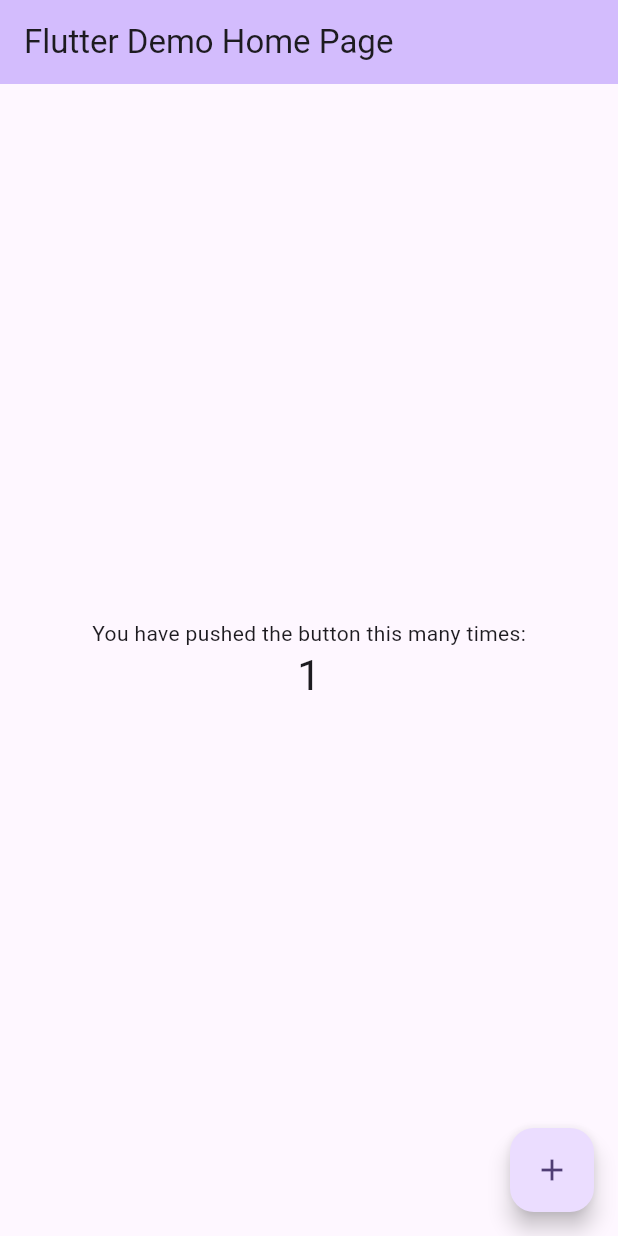
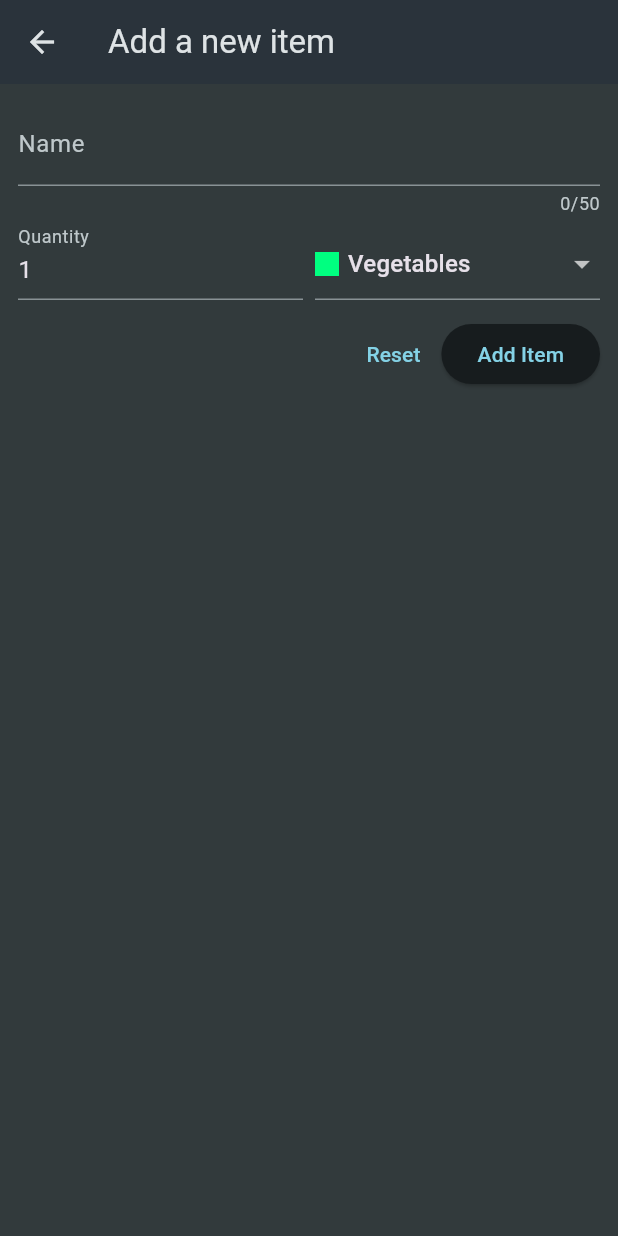
Before and after one commit to JuhaszIstvanT/ShoppingList, a Flutter app: the screen it shows after launch, after a tap on the "add" icon, on a phone screen of 412 x 824 dp. Run offline on Flutter 3.47's test engine with Material 3 defaults, Android fonts, the phone set to English and light mode, and no system bars.

Commit message:
added forms and validation

```diff
--- /dev/null
+++ b/lib/data/categories.dart
@@ -0,0 +1,46 @@
+import 'package:flutter/material.dart';
+
+import 'package:shopping_list/models/category.dart';
+
+const categories = {
+  Categories.vegetables: Category(
+    'Vegetables',
+    Color.fromARGB(255, 0, 255, 128),
+  ),
+  Categories.fruit: Category(
+    'Fruit',
+    Color.fromARGB(255, 145, 255, 0),
+  ),
+  Categories.meat: Category(
+    'Meat',
+    Color.fromARGB(255, 255, 102, 0),
+  ),
+  Categories.dairy: Category(
+    'Dairy',
+    Color.fromARGB(255, 0, 208, 255),
+  ),
+  Categories.carbs: Category(
+    'Carbs',
+    Color.fromARGB(255, 0, 60, 255),
+  ),
+  Categories.sweets: Category(
+    'Sweets',
+    Color.fromARGB(255, 255, 149, 0),
+  ),
+  Categories.spices: Category(
+    'Spices',
+    Color.fromARGB(255, 255, 187, 0),
+  ),
+  Categories.convenience: Category(
+    'Convenience',
+    Color.fromARGB(255, 191, 0, 255),
+  ),
+  Categories.hygiene: Category(
+    'Hygiene',
+    Color.fromARGB(255, 149, 0, 255),
+  ),
+  Categories.other: Category(
+    'Other',
+    Color.fromARGB(255, 0, 225, 255),
+  ),
+};
--- a/lib/main.dart
+++ b/lib/main.dart
@@ -1,4 +1,5 @@
 import 'package:flutter/material.dart';
+import 'package:shopping_list/widgets/grocery_list.dart';
 
 void main() {
   runApp(const MyApp());
@@ -11,115 +12,17 @@ class MyApp extends StatelessWidget {
   @override
   Widget build(BuildContext context) {
     return MaterialApp(
-      title: 'Flutter Demo',
-      theme: ThemeData(
-        // This is the theme of your application.
-        //
-        // TRY THIS: Try running your application with "flutter run". You'll see
-        // the application has a purple toolbar. Then, without quitting the app,
-        // try changing the seedColor in the colorScheme below to Colors.green
-        // and then invoke "hot reload" (save your changes or press the "hot
-        // reload" button in a Flutter-supported IDE, or press "r" if you used
-        // the command line to start the app).
-        //
-        // Notice that the counter didn't reset back to zero; the application
-        // state is not lost during the reload. To reset the state, use hot
-        // restart instead.
-        //
-        // This works for code too, not just values: Most code changes can be
-        // tested with just a hot reload.
-        colorScheme: ColorScheme.fromSeed(seedColor: Colors.deepPurple),
+      title: 'Flutter Groceries',
+      theme: ThemeData.dark().copyWith(
         useMaterial3: true,
+        colorScheme: ColorScheme.fromSeed(
+          seedColor: const Color.fromARGB(255, 147, 229, 250),
+          brightness: Brightness.dark,
+          surface: const Color.fromARGB(255, 42, 51, 59),
+        ),
+        scaffoldBackgroundColor: const Color.fromARGB(255, 50, 58, 60),
       ),
-      home: const MyHomePage(title: 'Flutter Demo Home Page'),
+      home: GroceryList(),
     );
   }
 }
-
-class MyHomePage extends StatefulWidget {
-  const MyHomePage({super.key, required this.title});
-
-  // This widget is the home page of your application. It is stateful, meaning
-  // that it has a State object (defined below) that contains fields that affect
-  // how it looks.
-
-  // This class is the configuration for the state. It holds the values (in this
-  // case the title) provided by the parent (in this case the App widget) and
-  // used by the build method of the State. Fields in a Widget subclass are
-  // always marked "final".
-
-  final String title;
-
-  @override
-  State<MyHomePage> createState() => _MyHomePageState();
-}
-
-class _MyHomePageState extends State<MyHomePage> {
-  int _counter = 0;
-
-  void _incrementCounter() {
-    setState(() {
-      // This call to setState tells the Flutter framework that something has
-      // changed in this State, which causes it to rerun the build method below
-      // so that the display can reflect the updated values. If we changed
-      // _counter without calling setState(), then the build method would not be
-      // called again, and so nothing would appear to happen.
-      _counter++;
-    });
-  }
-
-  @override
-  Widget build(BuildContext context) {
-    // This method is rerun every time setState is called, for instance as done
-    // by the _incrementCounter method above.
-    //
-    // The Flutter framework has been optimized to make rerunning build methods
-    // fast, so that you can just rebuild anything that needs updating rather
-    // than having to individually change instances of widgets.
-    return Scaffold(
-      appBar: AppBar(
-        // TRY THIS: Try changing the color here to a specific color (to
-        // Colors.amber, perhaps?) and trigger a hot reload to see the AppBar
-        // change color while the other colors stay the same.
-        backgroundColor: Theme.of(context).colorScheme.inversePrimary,
-        // Here we take the value from the MyHomePage object that was created by
-        // the App.build method, and use it to set our appbar title.
-        title: Text(widget.title),
-      ),
-      body: Center(
-        // Center is a layout widget. It takes a single child and positions it
-        // in the middle of the parent.
-        child: Column(
-          // Column is also a layout widget. It takes a list of children and
-          // arranges them vertically. By default, it sizes itself to fit its
-          // children horizontally, and tries to be as tall as its parent.
-          //
-          // Column has various properties to control how it sizes itself and
-          // how it positions its children. Here we use mainAxisAlignment to
-          // center the children vertically; the main axis here is the vertical
-          // axis because Columns are vertical (the cross axis would be
-          // horizontal).
-          //
-          // TRY THIS: Invoke "debug painting" (choose the "Toggle Debug Paint"
-          // action in the IDE, or press "p" in the console), to see the
-          // wireframe for each widget.
-          mainAxisAlignment: MainAxisAlignment.center,
-          children: <Widget>[
-            const Text(
-              'You have pushed the button this many times:',
-            ),
-            Text(
-              '$_counter',
-              style: Theme.of(context).textTheme.headlineMedium,
-            ),
-          ],
-        ),
-      ),
-      floatingActionButton: FloatingActionButton(
-        onPressed: _incrementCounter,
-        tooltip: 'Increment',
-        child: const Icon(Icons.add),
-      ), // This trailing comma makes auto-formatting nicer for build methods.
-    );
-  }
-}
--- /dev/null
+++ b/lib/models/category.dart
@@ -0,0 +1,21 @@
+import 'package:flutter/material.dart';
+
+enum Categories {
+  vegetables,
+  fruit,
+  meat,
+  dairy,
+  carbs,
+  sweets,
+  spices,
+  convenience,
+  hygiene,
+  other
+}
+
+class Category {
+  const Category(this.title, this.color);
+
+  final String title;
+  final Color color;
+}
--- /dev/null
+++ b/lib/models/grocery_item.dart
@@ -0,0 +1,15 @@
+import 'package:shopping_list/models/category.dart';
+
+class GroceryItem {
+  const GroceryItem({
+    required this.id,
+    required this.name,
+    required this.quantity,
+    required this.category,
+  });
+
+  final String id;
+  final String name;
+  final int quantity;
+  final Category category;
+}
--- /dev/null
+++ b/lib/widgets/grocery_list.dart
@@ -0,0 +1,73 @@
+import 'package:flutter/material.dart';
+import 'package:shopping_list/models/grocery_item.dart';
+import 'package:shopping_list/widgets/new_item.dart';
+
+class GroceryList extends StatefulWidget {
+  const GroceryList({super.key});
+
+  @override
+  State<GroceryList> createState() => _GroceryListState();
+}
+
+class _GroceryListState extends State<GroceryList> {
+  final List<GroceryItem> _groceryItems = [];
+
+  void _addItem() async {
+    final newItem =
+        await Navigator.of(context).push<GroceryItem>(MaterialPageRoute(
+      builder: (ctx) => NewItem(),
+    ));
+
+    if (newItem == null) {
+      return;
+    }
+
+    setState(() {
+      _groceryItems.add(newItem);
+    });
+  }
+
+  void _removeItem(GroceryItem item) {
+    setState(() {
+      _groceryItems.remove(item);
+    });
+  }
+
+  @override
+  Widget build(BuildContext context) {
+    Widget content = Center(
+      child: Text('No items added yet.'),
+    );
+
+    if (_groceryItems.isNotEmpty) {
+      content = ListView.builder(
+        itemCount: _groceryItems.length,
+        itemBuilder: (ctx, index) => Dismissible(
+          onDismissed: (direction) {
+            _removeItem(_groceryItems[index]);
+          },
+          key: ValueKey(_groceryItems[index].id),
+          child: ListTile(
+            title: Text(_groceryItems[index].name),
+            leading: Container(
+              width: 24,
+              height: 24,
+              color: _groceryItems[index].category.color,
+            ),
+            trailing: Text(
+              _groceryItems[index].quantity.toString(),
+            ),
+          ),
+        ),
+      );
+    }
+
+    return Scaffold(
+      appBar: AppBar(
+        title: Text('Your Groceries'),
+        actions: [IconButton(onPressed: _addItem, icon: Icon(Icons.add))],
+      ),
+      body: content,
+    );
+  }
+}
--- /dev/null
+++ b/lib/widgets/new_item.dart
@@ -0,0 +1,143 @@
+import 'package:flutter/material.dart';
+import 'package:shopping_list/data/categories.dart';
+import 'package:shopping_list/models/category.dart';
+import 'package:shopping_list/models/grocery_item.dart';
+
+class NewItem extends StatefulWidget {
+  const NewItem({super.key});
+
+  @override
+  State<StatefulWidget> createState() {
+    return _NewItemState();
+  }
+}
+
+class _NewItemState extends State<NewItem> {
+  final _formKey = GlobalKey<FormState>();
+  var _enteredName = '';
+  var _enteredQuantity = 1;
+  var _selectedCategory = categories[Categories.vegetables]!;
+
+  void _saveItem() {
+    if (_formKey.currentState!.validate()) {
+      _formKey.currentState!.save();
+      Navigator.of(context).pop(GroceryItem(
+          id: DateTime.now().toString(),
+          name: _enteredName,
+          quantity: _enteredQuantity,
+          category: _selectedCategory));
+    }
+  }
+
+  @override
+  Widget build(BuildContext context) {
+    return Scaffold(
+      appBar: AppBar(
+        title: Text('Add a new item'),
+      ),
+      body: Padding(
+        padding: EdgeInsets.all(12),
+        child: Form(
+          key: _formKey,
+          child: Column(
+            children: [
+              TextFormField(
+                maxLength: 50,
+                decoration: InputDecoration(
+                  label: Text('Name'),
+                ),
+                validator: (value) {
+                  if (value == null ||
+                      value.isEmpty ||
+                      value.trim().length <= 1 ||
+                      value.trim().length > 50) {
+                    return 'Must be between 1 and 50 characters.';
+                  }
+                  return null;
+                },
+                onSaved: (value) {
+                  _enteredName = value!;
+                },
+              ),
+              Row(
+                crossAxisAlignment: CrossAxisAlignment.end,
+                children: [
+                  Expanded(
+                    child: TextFormField(
+                      decoration: InputDecoration(
+                        label: Text('Quantity'),
+                      ),
+                      keyboardType: TextInputType.number,
+                      initialValue: _enteredQuantity.toString(),
+                      validator: (value) {
+                        if (value == null ||
+                            value.isEmpty ||
+                            int.tryParse(value) == null ||
+                            int.tryParse(value)! <= 0) {
+                          return 'Must be a valid, positive number.';
+                        }
+                        return null;
+                      },
+                      onSaved: (value) {
+                        _enteredQuantity = int.parse(value!);
+                      },
+                    ),
+                  ),
+                  SizedBox(
+                    width: 8,
+                  ),
+                  Expanded(
+                    child: DropdownButtonFormField(
+                        value: _selectedCategory,
+                        items: [
+                          for (final category in categories.entries)
+                            DropdownMenuItem(
+                              value: category.value,
+                              child: Row(
+                                children: [
+                                  Container(
+                                    width: 16,
+                                    height: 16,
+                                    color: category.value.color,
+                                  ),
+                                  SizedBox(
+                                    width: 6,
+                                  ),
+                                  Text(category.value.title),
+                                ],
+                              ),
+                            )
+                        ],
+                        onChanged: (value) {
+                          setState(() {
+                            _selectedCategory = value!;
+                          });
+                        }),
+                  )
+                ],
+              ),
+              SizedBox(
+                height: 12,
+              ),
+              Row(
+                mainAxisAlignment: MainAxisAlignment.end,
+                children: [
+                  TextButton(
+                    onPressed: () {
+                      _formKey.currentState!.reset();
+                    },
+                    child: Text('Reset'),
+                  ),
+                  ElevatedButton(
+                    onPressed: _saveItem,
+                    child: Text('Add Item'),
+                  )
+                ],
+              )
+            ],
+          ),
+        ),
+      ),
+    );
+  }
+}
```
